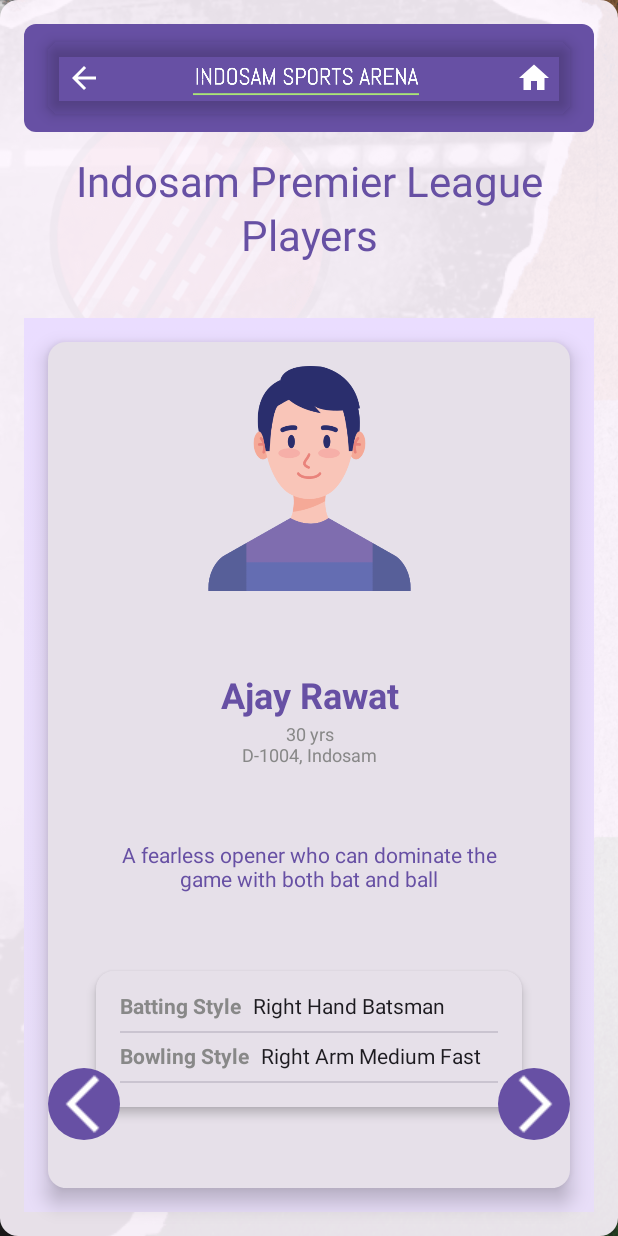
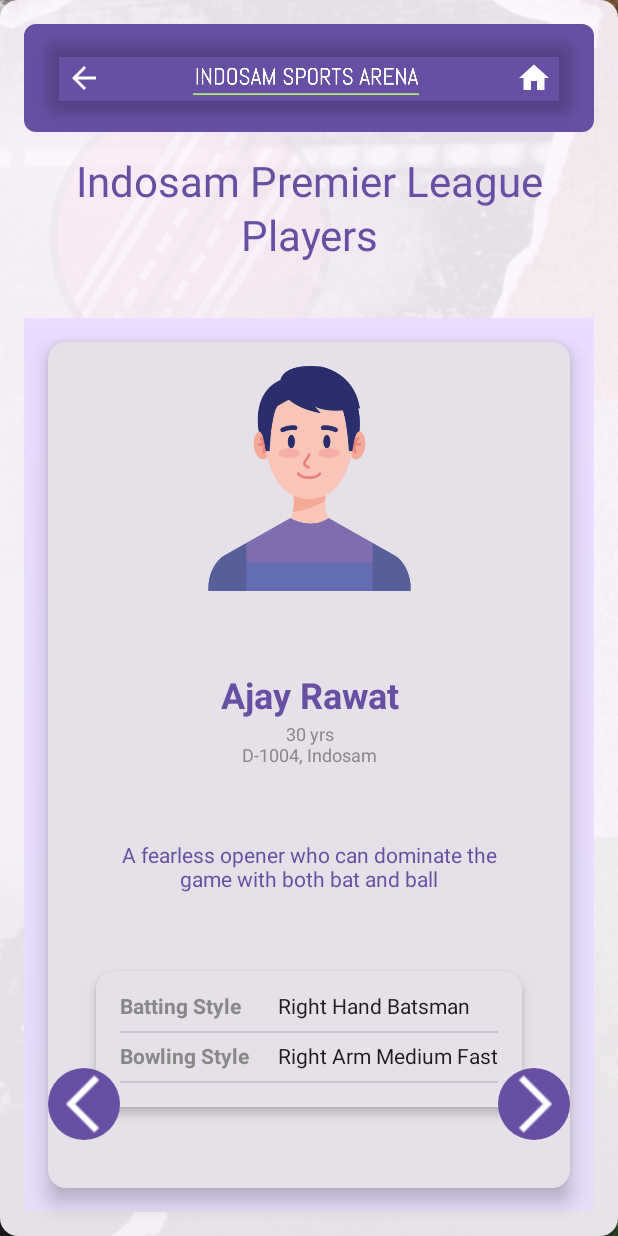
Before and after one commit to rpshjha/IndosamSportsArena, an Android app built with Jetpack Compose: the TeamsScreen screen opened through its navigation route, on a phone screen of 412 x 824 dp. Run offline under Robolectric (Android 15) with nearby library versions, the phone set to English and light mode, and no system bars.

Commit message:
updated know your teams screen

```diff
--- a/app/src/main/java/com/indosam/sportsarena/screens/TeamsScreen.kt
+++ b/app/src/main/java/com/indosam/sportsarena/screens/TeamsScreen.kt
@@ -128,6 +128,7 @@ fun PlayerName(name: String) {
 @Composable
 fun PlayerDisplay(player: Player, onNext: () -> Unit, onPrevious: () -> Unit) {
     val age = remember(player.dob) { DateUtils.calculateAge(player.dob) }
+    val scrollState = rememberScrollState()
 
     Box(
         modifier = Modifier
@@ -151,6 +152,7 @@ fun PlayerDisplay(player: Player, onNext: () -> Unit, onPrevious: () -> Unit) {
             Column(
                 modifier = Modifier
                     .fillMaxSize()
+                    .verticalScroll(scrollState)
                     .padding(16.dp),
                 verticalArrangement = Arrangement.SpaceBetween,
                 horizontalAlignment = Alignment.CenterHorizontally
@@ -249,7 +251,8 @@ fun PlayerDetail(label: String, value: String) {
                 text = label,
                 fontSize = 14.sp,
                 color = Color.Gray,
-                fontWeight = FontWeight.Bold
+                fontWeight = FontWeight.Bold,
+                modifier = Modifier.weight(1f)
             )
         }
         Spacer(modifier = Modifier.width(8.dp))
@@ -257,6 +260,7 @@ fun PlayerDetail(label: String, value: String) {
             text = value,
             fontSize = 14.sp,
             color = MaterialTheme.colorScheme.onSurface,
+            modifier = Modifier.weight(1.5f)
         )
     }
 }
```
